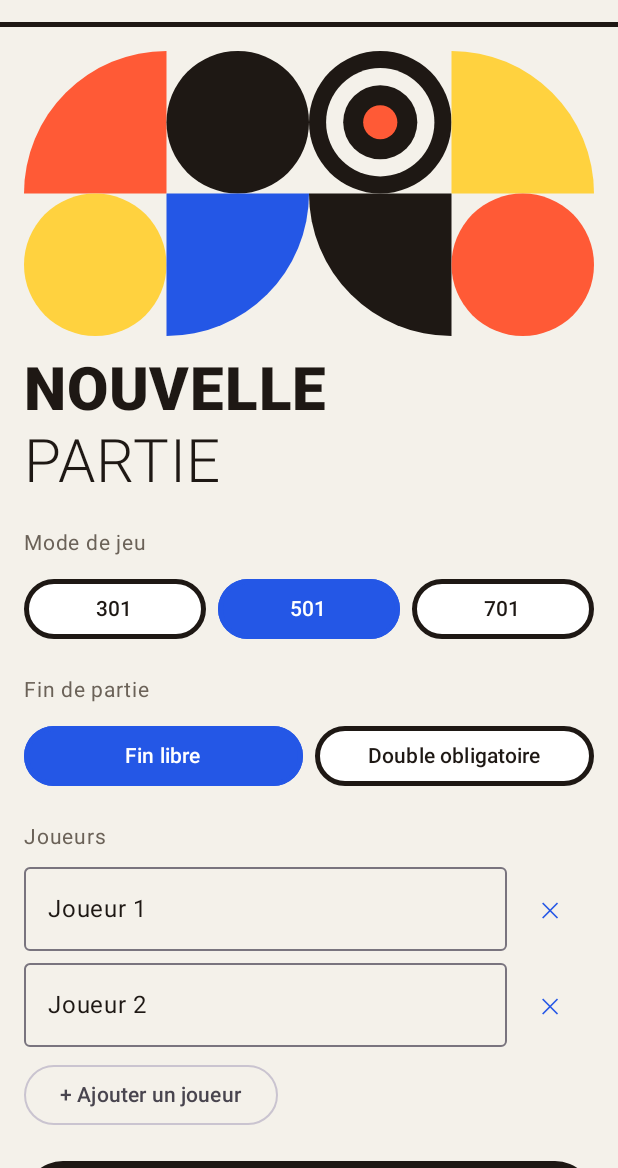
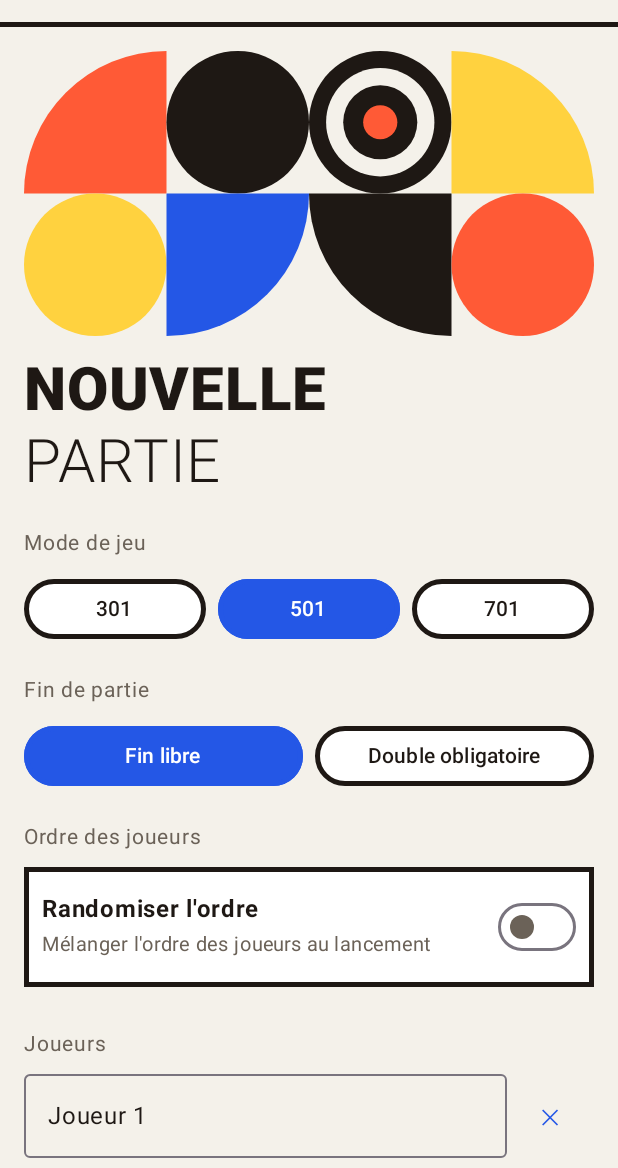
Before and after one commit to moonlight58/DartVader, an Android app built with Jetpack Compose: the screen it shows after launch (MainActivity), after a tap on "Fin libre", on a phone screen of 412 x 824 dp, the part 68-1236 px from its top. Run offline under Robolectric (Android 15) with nearby library versions, the phone set to English and light mode, and no system bars.

Commit message:
new(Game): added a button to randomize the player order

```diff
--- a/app/src/main/java/com/dartvader/app/Game.kt
+++ b/app/src/main/java/com/dartvader/app/Game.kt
@@ -86,6 +86,7 @@ class Store(ctx: Context) {
     var history by mutableStateOf(many("history"))
     var start by mutableStateOf(sp.getInt("start", 501))
     var dbl by mutableStateOf(sp.getBoolean("dbl", false))
+    var randomizeOrder by mutableStateOf(sp.getBoolean("randomizeOrder", false))
     var names by mutableStateOf(
         sp.getString("names", null)?.let { s ->
             runCatching { JSONArray(s).let { a -> List(a.length()) { a.getString(it) } } }.getOrNull()
@@ -101,6 +102,7 @@ class Store(ctx: Context) {
             .putString("paused", JSONArray(paused.map { it.toJson() }).toString())
             .putString("history", JSONArray(history.map { it.toJson() }).toString())
             .putInt("start", start).putBoolean("dbl", dbl)
+            .putBoolean("randomizeOrder", randomizeOrder)
             .putString("names", JSONArray(names).toString())
             .putString("style", style.name)
             .apply()
@@ -108,13 +110,15 @@ class Store(ctx: Context) {
 
     fun newGame() {
         names = names.mapIndexed { i, n -> n.trim().ifEmpty { "Joueur ${i + 1}" } }
-        active = Game(System.currentTimeMillis(), start, dbl, names)
+        val gameNames = if (randomizeOrder) names.shuffled() else names
+        active = Game(System.currentTimeMillis(), start, dbl, gameNames)
         save()
     }
 
     fun rematch() {
         val g = active ?: return
-        active = Game(System.currentTimeMillis(), g.start, g.dbl, g.names)
+        val gameNames = if (randomizeOrder) names.mapIndexed { i, n -> n.trim().ifEmpty { "Joueur ${i + 1}" } }.shuffled() else g.names
+        active = Game(System.currentTimeMillis(), g.start, g.dbl, gameNames)
         save()
     }
 
--- a/app/src/main/java/com/dartvader/app/MainActivity.kt
+++ b/app/src/main/java/com/dartvader/app/MainActivity.kt
@@ -265,6 +265,29 @@ fun SetupScreen(s: Store) {
     Row(horizontalArrangement = Arrangement.spacedBy(8.dp)) {
         Choice("Fin libre", !s.dbl, Modifier.weight(1f)) { s.dbl = false; s.save() }
         Choice("Double obligatoire", s.dbl, Modifier.weight(1f)) { s.dbl = true; s.save() }
+    }
+    Label("Ordre des joueurs")
+    Panel(Modifier.fillMaxWidth().padding(bottom = 8.dp).clickable { s.randomizeOrder = !s.randomizeOrder; s.save() }) {
+        Row(
+            Modifier.fillMaxWidth().padding(vertical = 4.dp),
+            verticalAlignment = Alignment.CenterVertically,
+            horizontalArrangement = Arrangement.SpaceBetween
+        ) {
+            Column(Modifier.weight(1f)) {
+                Text("Randomiser l'ordre", fontWeight = FontWeight.Bold, fontSize = 16.sp, color = k.ink)
+                Text("Mélanger l'ordre des joueurs au lancement", color = k.muted, fontSize = 13.sp)
+            }
+            Switch(
+                checked = s.randomizeOrder,
+                onCheckedChange = { s.randomizeOrder = it; s.save() },
+                colors = SwitchDefaults.colors(
+                    checkedThumbColor = Color.White,
+                    checkedTrackColor = k.primary,
+                    uncheckedThumbColor = k.muted,
+                    uncheckedTrackColor = k.surf
+                )
+            )
+        }
     }
     Label("Joueurs")
     s.names.forEachIndexed { i, n ->
```
